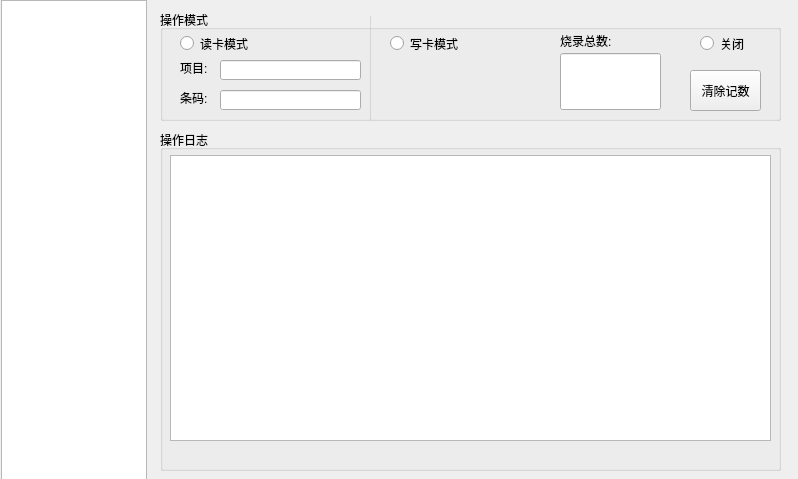
The window that userinterface.ui (SnakStar/QT-200) describes before a commit, drawn with Qt 5.
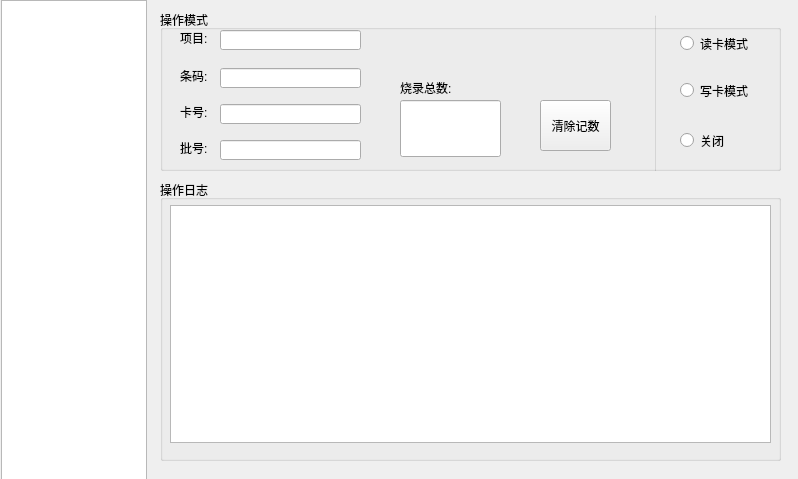
The same window after the commit.

Commit message: 1、修复射频卡复制时校验对比问题,从第0个字节开始,变更为数据长度开始校验 2、修复新卡可以复制的BUG 3、射频卡写数据前,进行状态更新 4、复制射频卡时,新增卡号和批号数据信息 5、修改界面排版,显示更适中 更新版本为0.28.3

```diff
--- a/userinterface.ui
+++ b/userinterface.ui
@@ -373,7 +373,7 @@
        <x>20</x>
        <y>10</y>
        <width>621</width>
-       <height>111</height>
+       <height>161</height>
       </rect>
      </property>
      <property name="title">
@@ -382,7 +382,7 @@
      <widget class="QRadioButton" name="rbRFReadMode">
       <property name="geometry">
        <rect>
-        <x>20</x>
+        <x>520</x>
         <y>23</y>
         <width>91</width>
         <height>21</height>
@@ -395,8 +395,8 @@
      <widget class="QRadioButton" name="rbRFWriteMode">
       <property name="geometry">
        <rect>
-        <x>230</x>
-        <y>23</y>
+        <x>520</x>
+        <y>70</y>
         <width>91</width>
         <height>21</height>
        </rect>
@@ -408,8 +408,8 @@
      <widget class="QRadioButton" name="rbRFCloseMode">
       <property name="geometry">
        <rect>
-        <x>540</x>
-        <y>23</y>
+        <x>520</x>
+        <y>120</y>
         <width>71</width>
         <height>21</height>
        </rect>
@@ -422,7 +422,7 @@
       <property name="geometry">
        <rect>
         <x>20</x>
-        <y>50</y>
+        <y>20</y>
         <width>41</width>
         <height>16</height>
        </rect>
@@ -435,7 +435,7 @@
       <property name="geometry">
        <rect>
         <x>20</x>
-        <y>80</y>
+        <y>58</y>
         <width>41</width>
         <height>16</height>
        </rect>
@@ -448,7 +448,7 @@
       <property name="geometry">
        <rect>
         <x>60</x>
-        <y>50</y>
+        <y>20</y>
         <width>141</width>
         <height>20</height>
        </rect>
@@ -458,7 +458,7 @@
       <property name="geometry">
        <rect>
         <x>60</x>
-        <y>80</y>
+        <y>58</y>
         <width>141</width>
         <height>20</height>
        </rect>
@@ -467,10 +467,10 @@
      <widget class="QGroupBox" name="groupBox_Separate">
       <property name="geometry">
        <rect>
-        <x>210</x>
+        <x>495</x>
         <y>1</y>
         <width>1</width>
-        <height>110</height>
+        <height>161</height>
        </rect>
       </property>
       <property name="title">
@@ -480,8 +480,8 @@
      <widget class="QLineEdit" name="leRFWriteTotal">
       <property name="geometry">
        <rect>
-        <x>400</x>
-        <y>43</y>
+        <x>240</x>
+        <y>90</y>
         <width>101</width>
         <height>57</height>
        </rect>
@@ -490,8 +490,8 @@
      <widget class="QLabel" name="lbRFWriteTotal">
       <property name="geometry">
        <rect>
-        <x>400</x>
-        <y>23</y>
+        <x>240</x>
+        <y>70</y>
         <width>71</width>
         <height>16</height>
        </rect>
@@ -503,8 +503,8 @@
      <widget class="QLabel" name="lbRFWriteModeState">
       <property name="geometry">
        <rect>
-        <x>220</x>
-        <y>50</y>
+        <x>240</x>
+        <y>19</y>
         <width>171</width>
         <height>51</height>
        </rect>
@@ -516,24 +516,86 @@
      <widget class="QPushButton" name="btnRFClearWriteTotal">
       <property name="geometry">
        <rect>
-        <x>530</x>
-        <y>60</y>
+        <x>380</x>
+        <y>90</y>
         <width>71</width>
-        <height>41</height>
+        <height>51</height>
        </rect>
       </property>
       <property name="text">
        <string>清除记数</string>
       </property>
      </widget>
+     <widget class="QLineEdit" name="leRFCardNumber">
+      <property name="geometry">
+       <rect>
+        <x>60</x>
+        <y>94</y>
+        <width>141</width>
+        <height>20</height>
+       </rect>
+      </property>
+     </widget>
+     <widget class="QLabel" name="lbRFCardNumber">
+      <property name="geometry">
+       <rect>
+        <x>20</x>
+        <y>94</y>
+        <width>41</width>
+        <height>16</height>
+       </rect>
+      </property>
+      <property name="text">
+       <string>卡号:</string>
+      </property>
+     </widget>
+     <widget class="QLabel" name="lbRFBatchNo">
+      <property name="geometry">
+       <rect>
+        <x>20</x>
+        <y>130</y>
+        <width>41</width>
+        <height>16</height>
+       </rect>
+      </property>
+      <property name="text">
+       <string>批号:</string>
+      </property>
+     </widget>
+     <widget class="QLineEdit" name="leRFBatchNumber">
+      <property name="geometry">
+       <rect>
+        <x>60</x>
+        <y>130</y>
+        <width>141</width>
+        <height>20</height>
+       </rect>
+      </property>
+     </widget>
+     <zorder>lbRFWriteModeState</zorder>
+     <zorder>rbRFReadMode</zorder>
+     <zorder>rbRFWriteMode</zorder>
+     <zorder>rbRFCloseMode</zorder>
+     <zorder>lbRFItem</zorder>
+     <zorder>lbRFBarCode</zorder>
+     <zorder>leRFItem</zorder>
+     <zorder>leRFBarCode</zorder>
+     <zorder>groupBox_Separate</zorder>
+     <zorder>leRFWriteTotal</zorder>
+     <zorder>lbRFWriteTotal</zorder>
+     <zorder>btnRFClearWriteTotal</zorder>
+     <zorder>leRFCardNumber</zorder>
+     <zorder>lbRFCardNumber</zorder>
+     <zorder>lbRFBatchNo</zorder>
+     <zorder>leRFBatchNumber</zorder>
     </widget>
     <widget class="QGroupBox" name="groupBox_OptLog">
      <property name="geometry">
       <rect>
        <x>20</x>
-       <y>130</y>
+       <y>180</y>
        <width>621</width>
-       <height>341</height>
+       <height>281</height>
       </rect>
      </property>
      <property name="title">
@@ -545,7 +607,7 @@
         <x>10</x>
         <y>25</y>
         <width>601</width>
-        <height>286</height>
+        <height>238</height>
        </rect>
       </property>
       <property name="readOnly">
```
The commit also changes 3 other files.
